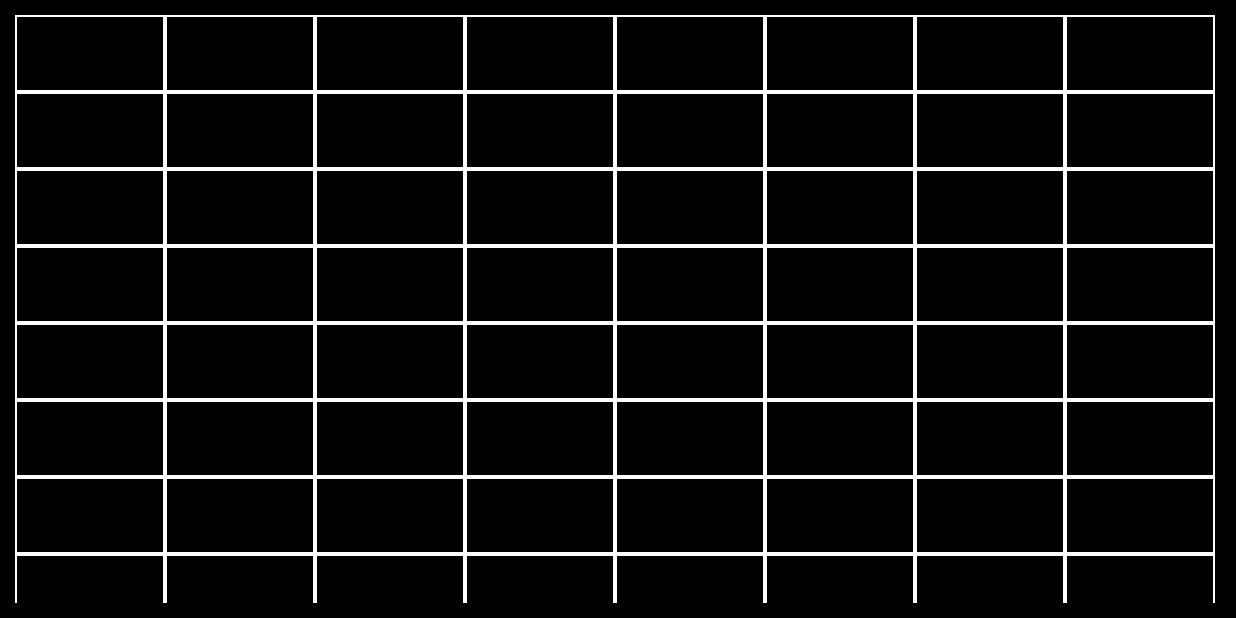
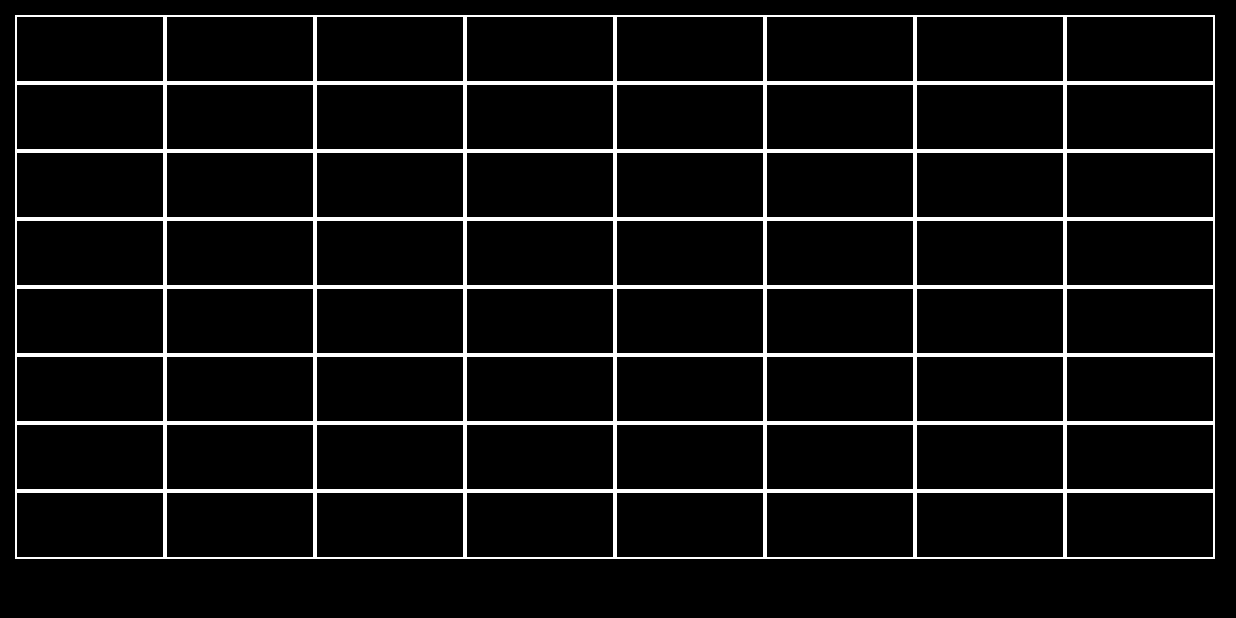
Before and after one commit to abrilnuro/Pacman, an Android app: the screen it shows after launch (MainActivity), on a phone screen of 824 x 412 dp (held sideways). Run offline under Robolectric (Android 15) with nearby library versions, the phone set to English and light mode, and no system bars.

Commit message:
Casi terminado ajjaja

```diff
--- a/app/src/main/java/com/aimewexample/pacman/MainActivity.java
+++ b/app/src/main/java/com/aimewexample/pacman/MainActivity.java
@@ -75,10 +75,10 @@ public class MainActivity extends AppCompatActivity implements View.OnClickListe
             case R.id.button_dialog_play_again:
                 dialog.dismiss();
                 ArrayList<Nodo> recorrido = new ArrayList<>();
-                recorrido.add(new Nodo(1));
-                recorrido.add(new Nodo(20));
-                recorrido.add(new Nodo(46));
-                recorrido.add(new Nodo(38));
+                recorrido.add(new Nodo(0));
+                recorrido.add(new Nodo(40));
+                recorrido.add(new Nodo(48));
+                recorrido.add(new Nodo(56));
                 handlerGrid = new HandlerGrid(this, gridView, (ArrayList<Nodo>) recorridoFinalPacman);
                 handlerGrid.start();
                 break;
--- a/app/src/main/java/com/aimewexample/pacman/adapters/PacmanGridAdapter.java
+++ b/app/src/main/java/com/aimewexample/pacman/adapters/PacmanGridAdapter.java
@@ -51,7 +51,7 @@ public class PacmanGridAdapter extends BaseAdapter {
         view = inflater.inflate(R.layout.item_grid_pacman, null);
 
         //ajustar los view al tamaño de la pantalla
-        view.setMinimumHeight(heightScreen/8);
+        view.setMinimumHeight(heightScreen/9);
 
         //referenciar elementos
         imageItemPacman = (ImageView) view.findViewById(R.id.image_item_pacman);
--- a/app/src/main/java/com/aimewexample/pacman/utils/Profundidad.java
+++ b/app/src/main/java/com/aimewexample/pacman/utils/Profundidad.java
@@ -109,7 +109,7 @@ public class Profundidad {
 
     public static void busquedaProfundidad()
     {
-         int meta = 51;
+         int meta = 50;
         Log.i("BUSCAR:", String.valueOf(meta));
         coreProfundiad(meta,profundidad[0]);
     }
@@ -119,7 +119,7 @@ public class Profundidad {
         boolean band = false;
         if(nodoActual == null)
         {
-            System.out.println("NULL");
+            //System.out.println("NULL");
             return;
         }
         if(bandFin==false)
@@ -145,6 +145,7 @@ public class Profundidad {
                 if(bandFin==false)
                 {
                     Log.d("pacman",""+nodoActual.getNumero());
+                    recorridoFinal.add(nodoActual);
                 }
             }
         }
@@ -178,10 +179,16 @@ public class Profundidad {
 
     public static List<Nodo> mostrarRecorridoFinal()
     {
+        List<Nodo> recorrido= new ArrayList<Nodo>();
         for(Nodo x : recorridoFinal)
         {
-            Log.d("pacman","Recorrido final: "+x.getNumero());
+            //x.setNumero(x.getNumero()-1);
+            //Log.d("pacman","Recorrido final: "+x.getNumero());
+            Nodo nodo = new Nodo(x.getNumero(),x.getIzquierda(),x.getDerecha());
+            nodo.setNumero(nodo.getNumero()-1);
+            recorrido.add(nodo);
+
         }
-        return recorridoFinal;
+        return recorrido;
     }
 }
--- a/app/src/main/res/layout/item_grid_pacman.xml
+++ b/app/src/main/res/layout/item_grid_pacman.xml
@@ -7,9 +7,9 @@
 
     <ImageView
         android:id="@+id/image_item_pacman"
-        android:layout_width="wrap_content"
-        android:layout_height="69dp"
+        android:layout_width="30dp"
+        android:layout_height="30dp"
         android:padding="5dp"
-        android:visibility="gone"
-        android:src="@drawable/icon_pacman" />
+        android:src="@drawable/icon_pacman"
+        android:visibility="gone" />
 </LinearLayout>
```
